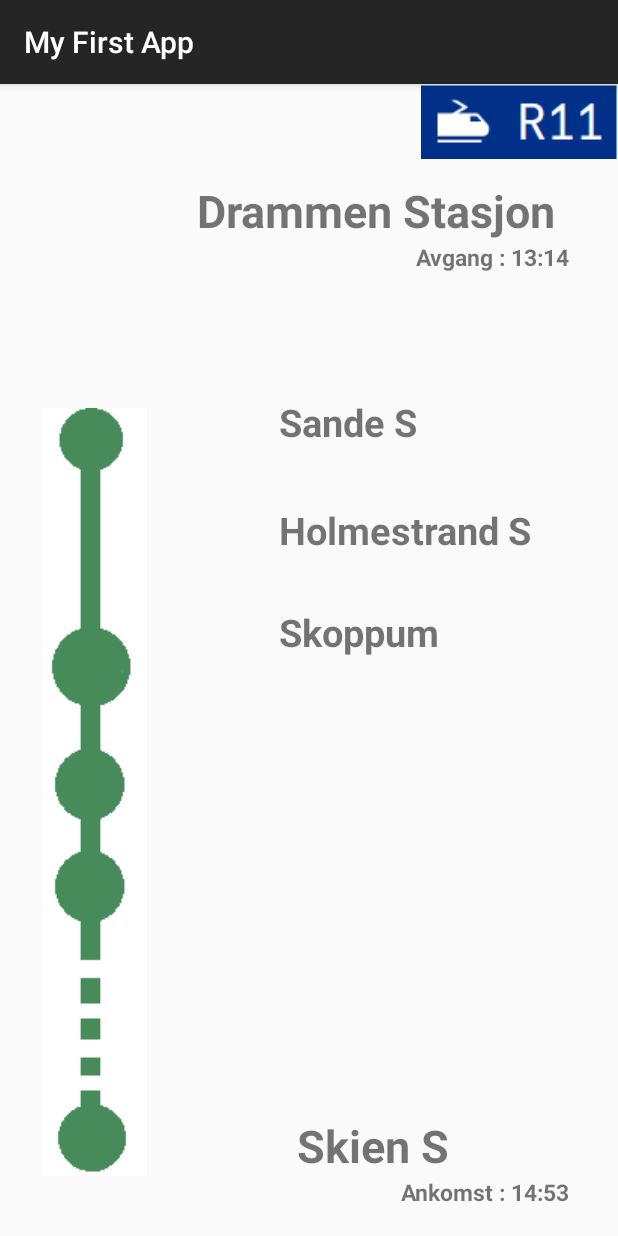
After one commit to thomasoren/Gruppe-5-Smidig-Prosjekt, an Android app: the real_time_table screen opened directly, with no data from a screen before it, on a phone screen of 412 x 824 dp. The commit adds this screen. Run offline under Robolectric (Android 15) with nearby library versions, the phone set to English and light mode, and no system bars.

Commit message:
Added real_time_table

```diff
--- a/app/src/main/AndroidManifest.xml
+++ b/app/src/main/AndroidManifest.xml
@@ -9,7 +9,8 @@
         android:roundIcon="@mipmap/ic_launcher_round"
         android:supportsRtl="true"
         android:theme="@style/AppTheme">
-        <activity android:name=".FAQ"></activity>
+        <activity android:name=".real_time_table"></activity>
+        <activity android:name=".FAQ" />
         <activity android:name=".Frontpage">
             <intent-filter>
                 <action android:name="android.intent.action.MAIN" />
@@ -18,7 +19,7 @@
             </intent-filter>
         </activity>
         <activity android:name=".ProfilePage" />
-        <activity android:name=".LoginAndRegister"></activity>
+        <activity android:name=".LoginAndRegister" />
     </application>
 
 </manifest>
--- /dev/null
+++ b/app/src/main/java/com/example/myfirstapp/real_time_table.java
@@ -0,0 +1,14 @@
+package com.example.myfirstapp;
+
+import android.os.Bundle;
+
+import androidx.appcompat.app.AppCompatActivity;
+
+public class real_time_table extends AppCompatActivity {
+
+    @Override
+    protected void onCreate(Bundle savedInstanceState) {
+        super.onCreate(savedInstanceState);
+        setContentView(R.layout.activity_real_time_table);
+    }
+}
--- /dev/null
+++ b/app/src/main/res/layout/activity_real_time_table.xml
@@ -0,0 +1,130 @@
+<?xml version="1.0" encoding="utf-8"?>
+<androidx.constraintlayout.widget.ConstraintLayout xmlns:android="http://schemas.android.com/apk/res/android"
+    xmlns:app="http://schemas.android.com/apk/res-auto"
+    xmlns:tools="http://schemas.android.com/tools"
+    android:layout_width="match_parent"
+    android:layout_height="match_parent"
+    tools:context=".real_time_table">
+
+    <ImageView
+        android:id="@+id/imageView"
+        android:layout_width="wrap_content"
+        android:layout_height="wrap_content"
+        android:layout_marginStart="280dp"
+        android:layout_marginLeft="280dp"
+        app:layout_constraintEnd_toEndOf="parent"
+        app:layout_constraintStart_toStartOf="parent"
+        app:layout_constraintTop_toTopOf="parent"
+        app:srcCompat="@drawable/tognummer" />
+
+    <ImageView
+        android:id="@+id/imageView2"
+        android:layout_width="wrap_content"
+        android:layout_height="wrap_content"
+        android:layout_marginStart="28dp"
+        android:layout_marginLeft="28dp"
+        android:layout_marginEnd="314dp"
+        android:layout_marginRight="314dp"
+        android:layout_marginBottom="40dp"
+        app:layout_constraintBottom_toBottomOf="parent"
+        app:layout_constraintEnd_toEndOf="parent"
+        app:layout_constraintHorizontal_bias="1.0"
+        app:layout_constraintStart_toStartOf="parent"
+        app:layout_constraintTop_toTopOf="parent"
+        app:layout_constraintVertical_bias="1.0"
+        app:srcCompat="@drawable/stopp" />
+
+    <TextView
+        android:id="@+id/textView"
+        android:layout_width="wrap_content"
+        android:layout_height="wrap_content"
+        android:layout_marginStart="44dp"
+        android:layout_marginLeft="44dp"
+        android:layout_marginTop="64dp"
+        android:layout_marginEnd="210dp"
+        android:layout_marginRight="210dp"
+        android:text="Drammen Stasjon"
+        android:textSize="30sp"
+        android:textStyle="bold"
+        app:layout_constraintEnd_toEndOf="parent"
+        app:layout_constraintHorizontal_bias="0.06"
+        app:layout_constraintStart_toEndOf="@+id/imageView2"
+        app:layout_constraintTop_toTopOf="parent" />
+
+    <TextView
+        android:id="@+id/textView2"
+        android:layout_width="wrap_content"
+        android:layout_height="wrap_content"
+        android:layout_marginEnd="32dp"
+        android:layout_marginRight="32dp"
+        android:text="Avgang : 13:14"
+        android:textSize="15sp"
+        android:textStyle="bold"
+        app:layout_constraintEnd_toEndOf="parent"
+        app:layout_constraintTop_toBottomOf="@+id/textView" />
+
+    <TextView
+        android:id="@+id/textView7"
+        android:layout_width="wrap_content"
+        android:layout_height="wrap_content"
+        android:layout_marginStart="88dp"
+        android:layout_marginLeft="88dp"
+        android:layout_marginTop="208dp"
+        android:text="Sande S"
+        android:textSize="25sp"
+        android:textStyle="bold"
+        app:layout_constraintStart_toEndOf="@+id/imageView2"
+        app:layout_constraintTop_toTopOf="parent" />
+
+    <TextView
+        android:id="@+id/textView8"
+        android:layout_width="wrap_content"
+        android:layout_height="wrap_content"
+        android:layout_marginStart="88dp"
+        android:layout_marginLeft="88dp"
+        android:layout_marginTop="280dp"
+        android:text="Holmestrand S"
+        android:textSize="25sp"
+        android:textStyle="bold"
+        app:layout_constraintStart_toEndOf="@+id/imageView2"
+        app:layout_constraintTop_toTopOf="parent" />
+
+    <TextView
+        android:id="@+id/textView9"
+        android:layout_width="wrap_content"
+        android:layout_height="wrap_content"
+        android:layout_marginStart="88dp"
+        android:layout_marginLeft="88dp"
+        android:layout_marginTop="348dp"
+        android:text="Skoppum"
+        android:textSize="25sp"
+        android:textStyle="bold"
+        app:layout_constraintStart_toEndOf="@+id/imageView2"
+        app:layout_constraintTop_toTopOf="parent" />
+
+    <TextView
+        android:id="@+id/textView10"
+        android:layout_width="wrap_content"
+        android:layout_height="wrap_content"
+        android:layout_marginStart="100dp"
+        android:layout_marginLeft="100dp"
+        android:layout_marginBottom="40dp"
+        android:text="Skien S"
+        android:textSize="30sp"
+        android:textStyle="bold"
+        app:layout_constraintBottom_toBottomOf="parent"
+        app:layout_constraintStart_toEndOf="@+id/imageView2" />
+
+    <TextView
+        android:id="@+id/textView11"
+        android:layout_width="wrap_content"
+        android:layout_height="wrap_content"
+        android:layout_marginEnd="32dp"
+        android:layout_marginRight="32dp"
+        android:text="Ankomst : 14:53"
+        android:textSize="15sp"
+        android:textStyle="bold"
+        app:layout_constraintEnd_toEndOf="parent"
+        app:layout_constraintTop_toBottomOf="@+id/textView10" />
+
+</androidx.constraintlayout.widget.ConstraintLayout>
```
Also changed, not shown: app/src/main/res/drawable/stopp.png (added), app/src/main/res/drawable/tognummer.png (added), app/src/main/res/values/strings.xml (line endings or trailing spaces).
